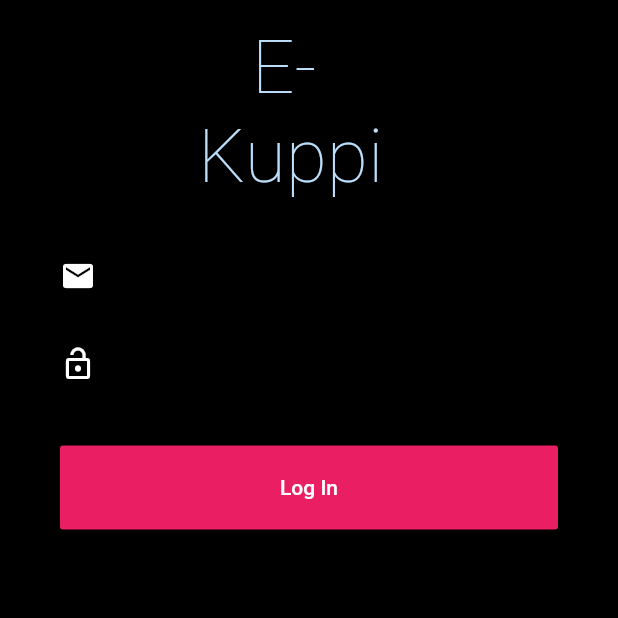
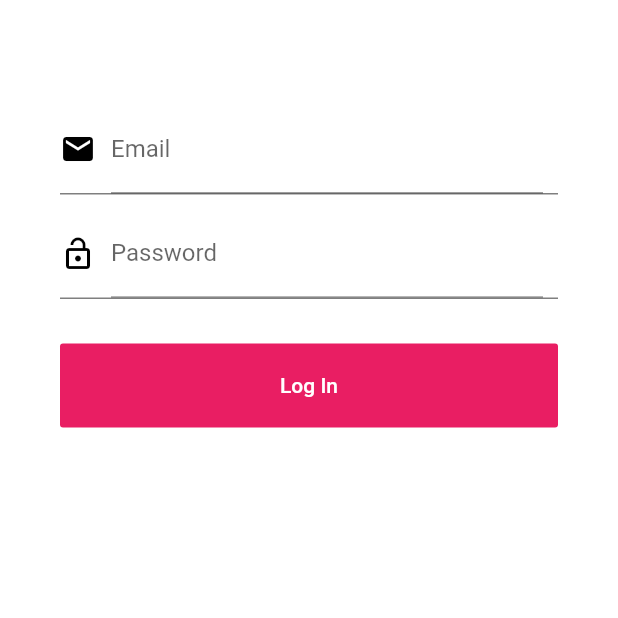
Before and after one commit to muazniwas/flutter-based-doubtClearing-app, a Flutter app: the screen it shows after launch, after a tap on "Sign in", on a phone screen of 412 x 824 dp, the top half of it. Run offline on Flutter 3.47's test engine with Material 2 defaults, Android fonts, the phone set to English and light mode, and no system bars; our stand-ins replace firebase_auth, firebase_database; accounts and stored records are empty.

Commit message:
white bg

```diff
--- a/Project/hackathon/lib/Login/sign_in.dart
+++ b/Project/hackathon/lib/Login/sign_in.dart
@@ -18,58 +18,33 @@ class _LoginPageState extends State<LoginPage> {
   Widget build(BuildContext context) {
     return new Scaffold(
 
-      backgroundColor: Colors.black,
+      backgroundColor: Colors.white,
       body: Form(
         key: _formKey,
         child: Column(
           children: <Widget>[
-            Container(
-                    height: 150.0,
-                    width: 150.0,
-                    child: new CircleAvatar(
-                      backgroundColor: Colors.transparent,
-                      // foregroundColor: this.foregroundColor,
-                      radius: 100.0,
-                      child: new Text(
-                        "   E-Kuppi",
-                        style: TextStyle(
-                          fontSize: 50.0,
-                          fontWeight: FontWeight.w100,
-                        ),
-                      ),
-                    ),
-                    decoration: BoxDecoration(
-                        border: Border.all(
-                          // color: this.foregroundColor,
-                          width: 1.0,
-                        ),
-                        shape: BoxShape.circle,
-                        //image: DecorationImage(image: this.logo)
-                      ),
-                  ),
+
             new Container(
             width: MediaQuery.of(context).size.width,
-            margin: const EdgeInsets.only(left: 40.0, right: 40.0, top: 10.0),
+            margin: const EdgeInsets.only(left: 40.0, right: 40.0, top: 70.0),
             alignment: Alignment.center,
             decoration: BoxDecoration(
               border: Border(
                 bottom: BorderSide(
-                    // color: Colors.white,
+                    color: Colors.black,
                     width: 0.5,
-                    style: BorderStyle.solid),
+                    ),
               ),
             ),
             padding: const EdgeInsets.only(left: 0.0, right: 10.0),
             child: new Row(
-              crossAxisAlignment: CrossAxisAlignment.center,
-              mainAxisAlignment: MainAxisAlignment.spaceBetween,
               children: <Widget>[
                 new Padding(
                   padding:
                       EdgeInsets.only(top: 10.0, bottom: 10.0, right: 010.0),
                   child: Icon(
                     Icons.email,
-                    color: Colors.white,
+                    color: Colors.black,
                   ),
                 ),
                 new Expanded(
@@ -79,9 +54,9 @@ class _LoginPageState extends State<LoginPage> {
                       return 'Provide an email';
                     }
                   },
-                  // decoration: InputDecoration(
-                  //   labelText: 'Email'
-                  // ),
+                  decoration: InputDecoration(
+                    labelText: 'Email'
+                  ),
                   onSaved: (input) => _email = input,
                   ),
                 ),
@@ -95,22 +70,20 @@ class _LoginPageState extends State<LoginPage> {
             decoration: BoxDecoration(
               border: Border(
                 bottom: BorderSide(
-                    // color: Colors.white,
+                    color: Colors.black,
                     width: 0.5,
                     style: BorderStyle.solid),
               ),
             ),
             padding: const EdgeInsets.only(left: 0.0, right: 10.0),
             child: new Row(
-              crossAxisAlignment: CrossAxisAlignment.center,
-              mainAxisAlignment: MainAxisAlignment.spaceBetween,
               children: <Widget>[
                 new Padding(
                   padding:
                       EdgeInsets.only(top: 10.0, bottom: 10.0, right: 010.0),
                   child: Icon(
                     Icons.lock_open,
-                    color: Colors.white,
+                    color: Colors.black,
                   ),
                 ),
                 new Expanded(
@@ -120,14 +93,12 @@ class _LoginPageState extends State<LoginPage> {
                         return 'Longer password please';
                       }
                     },
-                    // decoration: InputDecoration(
-                    //   labelText: 'Password'
+                    decoration: InputDecoration(
+                      labelText: 'Password'
 
-                    // ),
+                    ),
                     onSaved: (input) => _password = input,
                     obscureText: true,
-                    textAlign: TextAlign.center,
-
                   ),
                 ),
               ],
```
